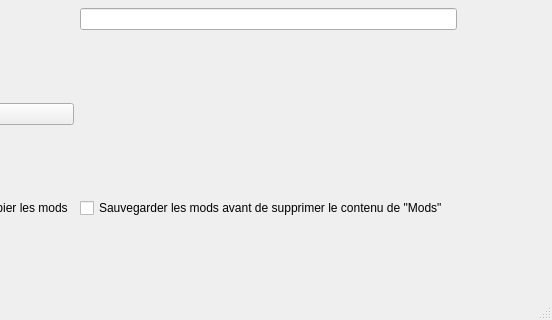
quentin452/ArkSurvivalEvolvedModpackInstallerandCreator, file forms/mainwindow.ui: the form before one commit; both pictures show x 248 to 800 and y 280 to 600 of the 800 by 600 pixel window.
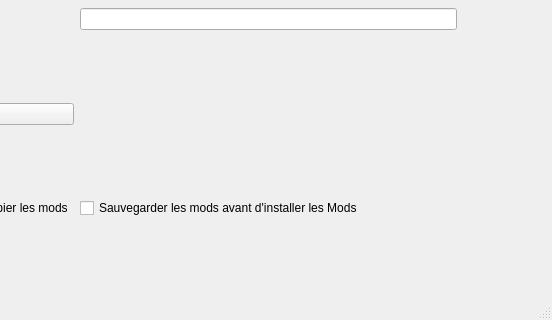
The form after the commit.

Commit message: Fix mod not get copied in Mods again + + move Mods.old to .ArkModIC folder

Diff of the .ui file:
```diff
--- a/forms/mainwindow.ui
+++ b/forms/mainwindow.ui
@@ -76,7 +76,7 @@
         <item row="4" column="1">
           <widget class="QCheckBox" name="backupModsCheckBox">
             <property name="text">
-              <string>Sauvegarder les mods avant de supprimer le contenu de "Mods"</string>
+              <string>Sauvegarder les mods avant d'installer les Mods</string>
             </property>
           </widget>
         </item>
```
The commit also changes 2 other files.
